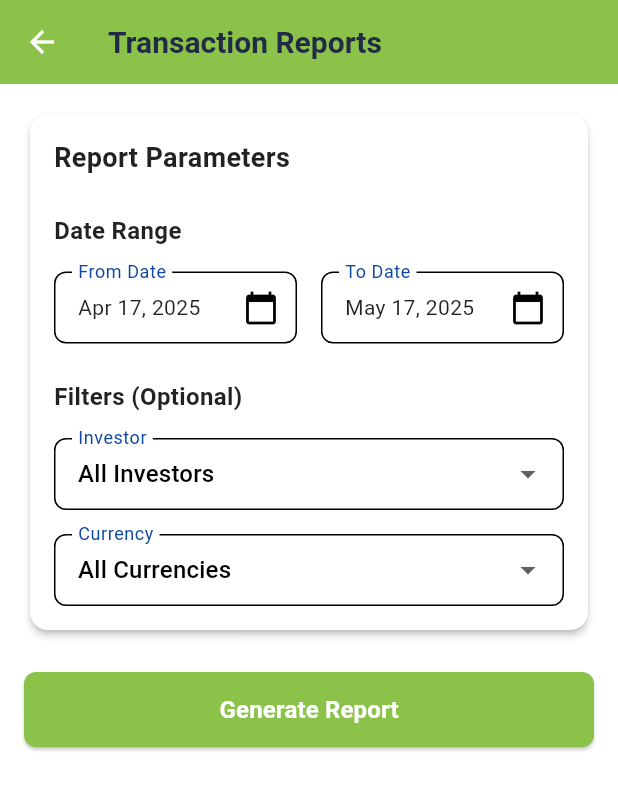
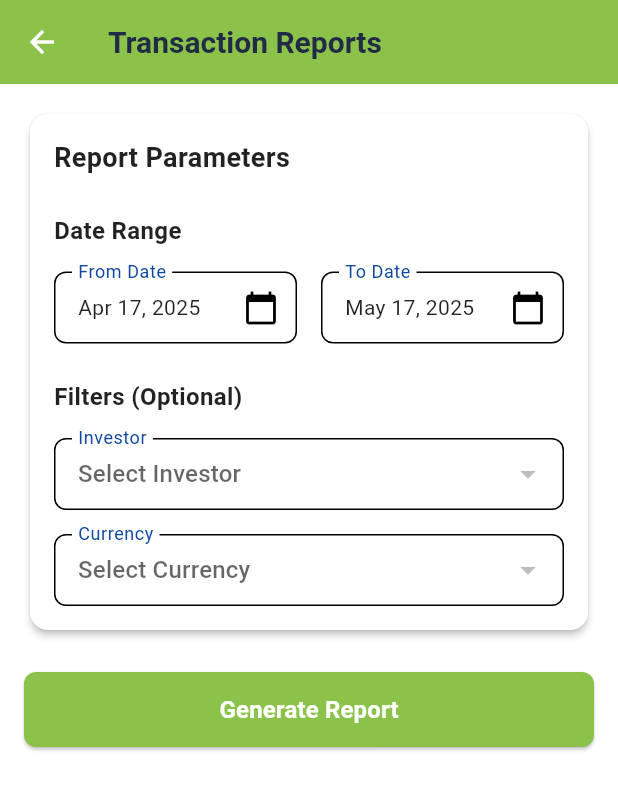
Before and after one commit to flutterdevalhamood/watan_afghan, a Flutter app: the InvestorTransactionReportScreen screen opened by its route, on a phone screen of 412 x 824 dp. Shown: the top 790 px of the screen. Run offline on Flutter 3.47's test engine with Material 3 defaults, Android fonts, the phone set to English and light mode, and no system bars; our stand-ins replace cached_network_image, dio, flutter_bloc, flutter_image_compress, flutter_riverpod, flutter_svg and 6 more; missing offline and left inert: flutter_pdfview; accounts and stored records are empty; generated files the repository leaves out were written again.

Commit message:
Feat : reports dropdown fix,investor transaction case sensitive change

```diff
--- a/lib/src/screens/investorTransactions/investor_transaction_data_screen.dart
+++ b/lib/src/screens/investorTransactions/investor_transaction_data_screen.dart
@@ -108,9 +108,9 @@ class _InvestorTransactionDataScreenState
         totalAmount: _amountController.text,
         investorId: _selectedInvestorId,
         paymentType: _selectedPaymentType,
-        bankId: _selectedPaymentType == 'Bank' ? _selectedBankId : null,
+        bankId: _selectedPaymentType == 'bank' ? _selectedBankId : null,
         accountNumber:
-            _selectedPaymentType == 'Bank'
+            _selectedPaymentType == 'bank'
                 ? _accountNumberController.text
                 : null,
         transferDate: DateFormat('yyyy-MM-dd').format(_selectedDate),
--- a/lib/src/screens/investorTransactions/investor_transaction_reports_screen.dart
+++ b/lib/src/screens/investorTransactions/investor_transaction_reports_screen.dart
@@ -312,13 +312,9 @@ class _InvestorTransactionReportScreenState
                       ),
                     ),
                     value: _selectedInvestorId,
-                    hint: const Text('All Investors'),
+                    hint: const Text('Select Investor'),
                     isExpanded: true,
                     items: [
-                      const DropdownMenuItem<int>(
-                        value: null,
-                        child: Text('All Investors'),
-                      ),
                       ..._controller.investorData?.map((investor) {
                             return DropdownMenuItem<int>(
                               value: investor['id'],
@@ -348,13 +344,9 @@ class _InvestorTransactionReportScreenState
                       ),
                     ),
                     value: _selectedCurrencyId,
-                    hint: const Text('All Currencies'),
+                    hint: const Text('Select Currency'),
                     isExpanded: true,
                     items: [
-                      const DropdownMenuItem<int>(
-                        value: null,
-                        child: Text('All Currencies'),
-                      ),
                       ..._controller.currencyData?.map((currency) {
                             return DropdownMenuItem<int>(
                               value: currency['id'],
```
